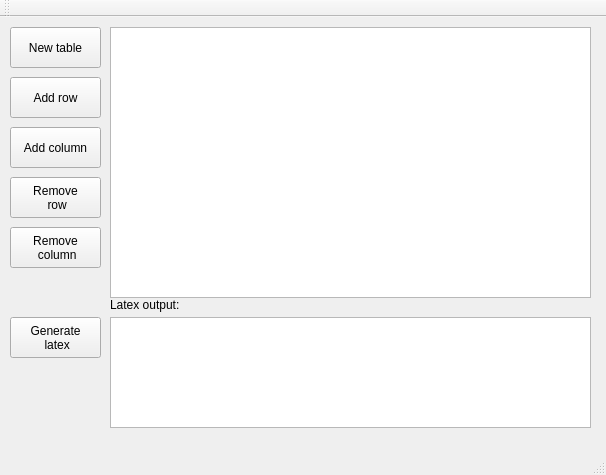
Before: the Qt Designer form latexconvert.ui in jodleif/latexconvert, drawn with Qt 5.
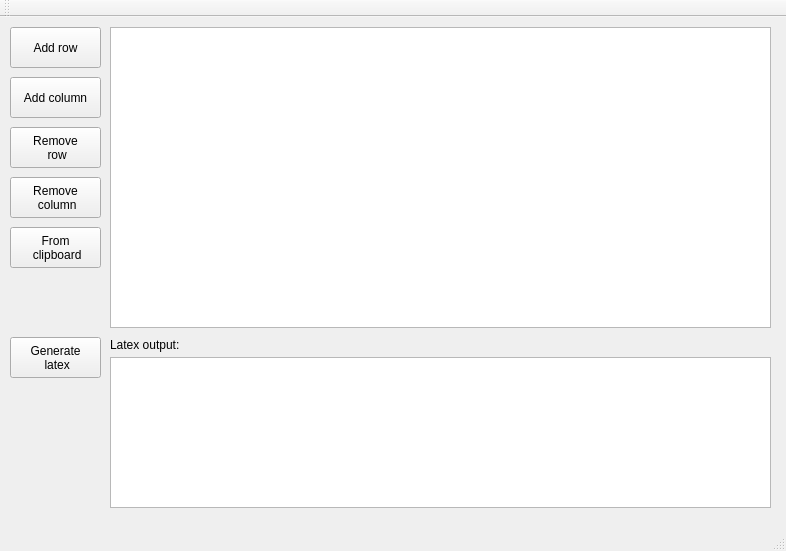
After: the same form once the commit is applied.

Commit message: Add generate table from clipboard

Patch:
```diff
--- a/latexconvert.ui
+++ b/latexconvert.ui
@@ -6,48 +6,53 @@
    <rect>
     <x>0</x>
     <y>0</y>
-    <width>606</width>
-    <height>475</height>
+    <width>786</width>
+    <height>551</height>
    </rect>
   </property>
   <property name="windowTitle">
    <string>LatexConvert</string>
   </property>
   <widget class="QWidget" name="centralWidget">
-   <widget class="QPushButton" name="pushButton">
-    <property name="geometry">
-     <rect>
-      <x>10</x>
-      <y>10</y>
-      <width>91</width>
-      <height>41</height>
-     </rect>
-    </property>
-    <property name="text">
-     <string>New table</string>
-    </property>
-   </widget>
    <widget class="QTableView" name="tableView">
     <property name="geometry">
      <rect>
       <x>110</x>
       <y>10</y>
-      <width>481</width>
-      <height>271</height>
+      <width>661</width>
+      <height>301</height>
      </rect>
     </property>
+    <property name="sizePolicy">
+     <sizepolicy hsizetype="Fixed" vsizetype="Fixed">
+      <horstretch>0</horstretch>
+      <verstretch>0</verstretch>
+     </sizepolicy>
+    </property>
     <property name="baseSize">
      <size>
       <width>5</width>
       <height>5</height>
      </size>
     </property>
+    <property name="verticalScrollBarPolicy">
+     <enum>Qt::ScrollBarAsNeeded</enum>
+    </property>
+    <property name="sizeAdjustPolicy">
+     <enum>QAbstractScrollArea::AdjustIgnored</enum>
+    </property>
+    <attribute name="horizontalHeaderDefaultSectionSize">
+     <number>50</number>
+    </attribute>
+    <attribute name="verticalHeaderDefaultSectionSize">
+     <number>20</number>
+    </attribute>
    </widget>
    <widget class="QPushButton" name="generate_latex_button">
     <property name="geometry">
      <rect>
       <x>10</x>
-      <y>300</y>
+      <y>320</y>
       <width>91</width>
       <height>41</height>
      </rect>
@@ -61,7 +66,7 @@
     <property name="geometry">
      <rect>
       <x>110</x>
-      <y>280</y>
+      <y>320</y>
       <width>121</width>
       <height>16</height>
      </rect>
@@ -74,7 +79,7 @@
     <property name="geometry">
      <rect>
       <x>10</x>
-      <y>60</y>
+      <y>10</y>
       <width>91</width>
       <height>41</height>
      </rect>
@@ -87,7 +92,7 @@
     <property name="geometry">
      <rect>
       <x>10</x>
-      <y>110</y>
+      <y>60</y>
       <width>91</width>
       <height>41</height>
      </rect>
@@ -100,7 +105,7 @@
     <property name="geometry">
      <rect>
       <x>10</x>
-      <y>160</y>
+      <y>110</y>
       <width>91</width>
       <height>41</height>
      </rect>
@@ -114,7 +119,7 @@
     <property name="geometry">
      <rect>
       <x>10</x>
-      <y>210</y>
+      <y>160</y>
       <width>91</width>
       <height>41</height>
      </rect>
@@ -128,12 +133,26 @@
     <property name="geometry">
      <rect>
       <x>110</x>
-      <y>300</y>
-      <width>481</width>
-      <height>111</height>
+      <y>340</y>
+      <width>661</width>
+      <height>151</height>
      </rect>
     </property>
    </widget>
+   <widget class="QPushButton" name="pushButton">
+    <property name="geometry">
+     <rect>
+      <x>10</x>
+      <y>210</y>
+      <width>91</width>
+      <height>41</height>
+     </rect>
+    </property>
+    <property name="text">
+     <string>From
+ clipboard</string>
+    </property>
+   </widget>
   </widget>
   <widget class="QMenuBar" name="menuBar">
    <property name="geometry">
```
Left out of the diff: 2 changed lines with no effect on the pictures. The commit also changes 8 other files.
